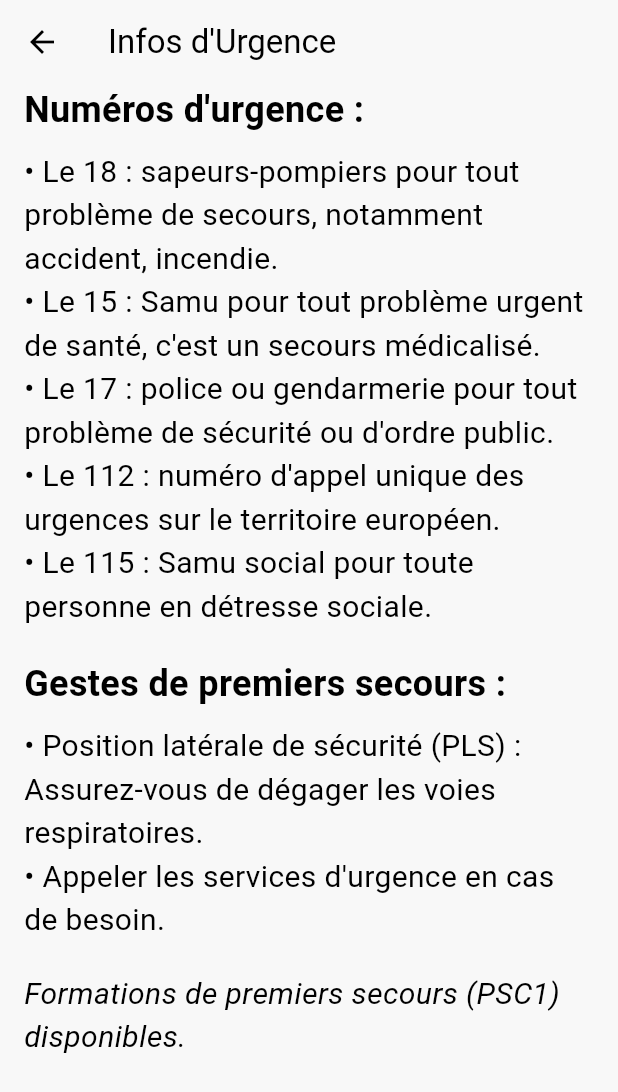
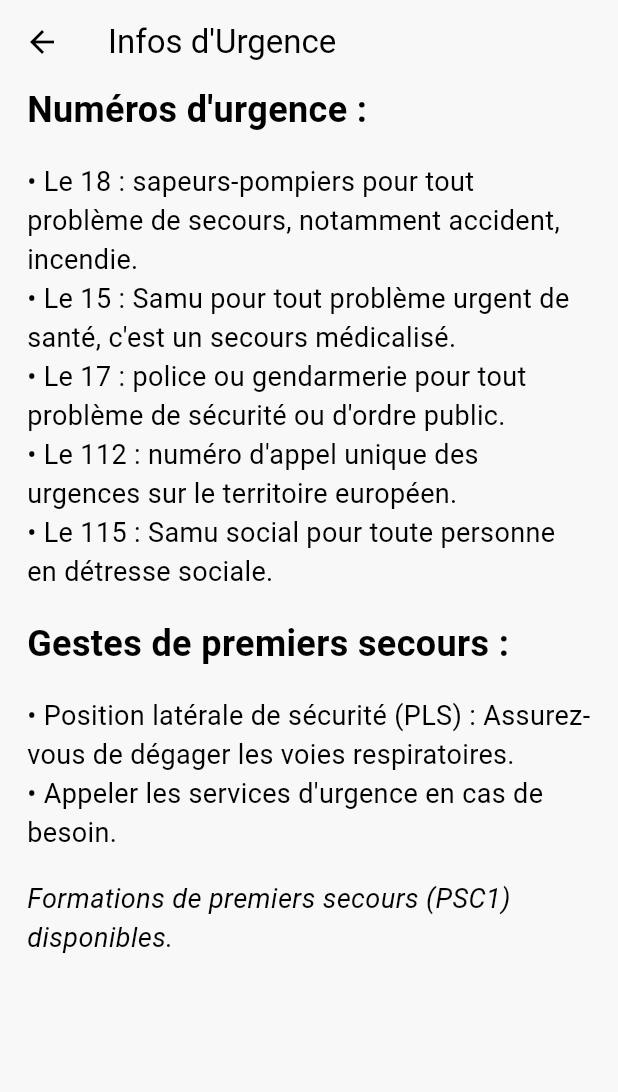
Before and after one commit to Bowo73/Workshop_E1I1_EPSI, a Flutter app: the screen it shows after launch, after a tap on the "info outline" icon, on a phone screen of 412 x 824 dp. Shown: the top 1092 px of the screen. Run offline on Flutter 3.47's test engine with Material 3 defaults, Android fonts, the phone set to English and light mode, and no system bars; our stand-ins replace table_calendar.

Commit message:
add calendar

```diff
--- a/meditrack/lib/main.dart
+++ b/meditrack/lib/main.dart
@@ -1,3 +1,4 @@
+// ... autres imports
 import 'package:flutter/material.dart';
 import 'package:meditrack/modules/home/view.dart';
 
@@ -11,29 +12,24 @@ class MainApp extends StatelessWidget {
   @override
   Widget build(BuildContext context) {
     return MaterialApp(
-      title: 'MediTrack', // Titre de l'application
+      title: 'MediTrack',
+      debugShowCheckedModeBanner: false,
       theme: ThemeData(
-        scaffoldBackgroundColor:
-            const Color.fromRGBO(248, 248, 248, 1), // Couleur de fond
+        scaffoldBackgroundColor: const Color.fromRGBO(248, 248, 248, 1),
         primarySwatch: Colors.blue,
         colorScheme: ColorScheme.fromSwatch(primarySwatch: Colors.blue),
         // Personnalisation des TextFields
         inputDecorationTheme: const InputDecorationTheme(
           enabledBorder: UnderlineInputBorder(
-            borderSide: BorderSide(
-                color: Colors
-                    .blue), // Couleur de la ligne lorsque le TextField est activés
+            borderSide: BorderSide(color: Colors.blue),
           ),
           focusedBorder: UnderlineInputBorder(
-            borderSide: BorderSide(
-                color: Colors.blue,
-                width:
-                    2.0), // Couleur de la ligne lorsque le TextField est focalisé
+            borderSide: BorderSide(color: Colors.blue, width: 2.0),
           ),
         ),
         appBarTheme: const AppBarTheme(
-          backgroundColor: Colors.transparent, // Rendre l'AppBar transparente
-          elevation: 0, // Enlever l'ombre
+          backgroundColor: Colors.transparent,
+          elevation: 0,
         ),
       ),
       home: const HomeView(),
--- a/meditrack/lib/modules/emergency/view.dart
+++ b/meditrack/lib/modules/emergency/view.dart
@@ -12,7 +12,7 @@ class EmergencyInfoView extends StatelessWidget {
       ),
       body: const Padding(
         padding: EdgeInsets.only(
-            left: 16, right: 16, bottom: 16), // Espacement autour du contenu
+            left: 18, right: 18, bottom: 18), // Espacement autour du contenu
         child: SingleChildScrollView(
           child: Column(
             crossAxisAlignment: CrossAxisAlignment.start,
@@ -23,50 +23,50 @@ class EmergencyInfoView extends StatelessWidget {
                     fontSize: 24,
                     fontWeight: FontWeight.bold), // Taille de police augmentée
               ),
-              SizedBox(height: 10),
+              SizedBox(height: 18),
               Text(
                 '• Le 18 : sapeurs-pompiers pour tout problème de secours, notamment accident, incendie.',
                 style: TextStyle(
                     fontSize:
-                        20), // Taille de police pour les éléments de liste
+                        18), // Taille de police pour les éléments de liste
               ),
               Text(
                 '• Le 15 : Samu pour tout problème urgent de santé, c\'est un secours médicalisé.',
-                style: TextStyle(fontSize: 20),
+                style: TextStyle(fontSize: 18),
               ),
               Text(
                 '• Le 17 : police ou gendarmerie pour tout problème de sécurité ou d\'ordre public.',
-                style: TextStyle(fontSize: 20),
+                style: TextStyle(fontSize: 18),
               ),
               Text(
                 '• Le 112 : numéro d\'appel unique des urgences sur le territoire européen.',
-                style: TextStyle(fontSize: 20),
+                style: TextStyle(fontSize: 18),
               ),
               Text(
                 '• Le 115 : Samu social pour toute personne en détresse sociale.',
-                style: TextStyle(fontSize: 20),
+                style: TextStyle(fontSize: 18),
               ),
-              SizedBox(height: 20),
+              SizedBox(height: 18),
               Text(
                 'Gestes de premiers secours :',
                 style: TextStyle(
                     fontSize: 24,
                     fontWeight: FontWeight.bold), // Taille de police augmentée
               ),
-              SizedBox(height: 10),
+              SizedBox(height: 18),
               Text(
                 '• Position latérale de sécurité (PLS) : Assurez-vous de dégager les voies respiratoires.',
-                style: TextStyle(fontSize: 20),
+                style: TextStyle(fontSize: 18),
               ),
               Text(
                 '• Appeler les services d\'urgence en cas de besoin.',
-                style: TextStyle(fontSize: 20),
+                style: TextStyle(fontSize: 18),
               ),
-              SizedBox(height: 20),
+              SizedBox(height: 18),
               Text(
                 'Formations de premiers secours (PSC1) disponibles.',
                 style: TextStyle(
-                    fontSize: 20,
+                    fontSize: 18,
                     fontStyle: FontStyle
                         .italic), // Taille de police pour le texte en italique
               ),
--- a/meditrack/lib/modules/home/view.dart
+++ b/meditrack/lib/modules/home/view.dart
@@ -1,4 +1,5 @@
 import 'package:flutter/material.dart';
+import 'package:meditrack/modules/calendar/view.dart';
 import 'package:meditrack/modules/emergency/view.dart';
 import 'package:meditrack/modules/medic/viewAddMedic.dart'; // Importation de la vue pour ajouter un médicament
 import 'package:meditrack/modules/medic/viewDetails.dart'; // Importation de la vue pour afficher les détails d'un médicament
@@ -31,6 +32,18 @@ class _HomeViewState extends State<HomeView> {
                 MaterialPageRoute(
                   builder: (context) =>
                       const EmergencyInfoView(), // Navigation vers la vue d'informations
+                ),
+              );
+            },
+          ),
+          IconButton(
+            icon: const Icon(Icons.calendar_today), // Icône de calendrier
+            onPressed: () {
+              Navigator.push(
+                context,
+                MaterialPageRoute(
+                  builder: (context) =>
+                      CalendarView(), // Navigation vers la vue calendrier
                 ),
               );
             },
--- a/meditrack/lib/modules/medic/viewAddMedic.dart
+++ b/meditrack/lib/modules/medic/viewAddMedic.dart
@@ -81,6 +81,8 @@ class _AddMedicViewState extends State<AddMedicView> {
               // Dropdown pour le type de rappel
               DropdownButtonFormField<MedicReminderType>(
                 value: _selectedType,
+                dropdownColor: Colors
+                    .white, // Définir la couleur de fond du menu déroulant
                 items: MedicReminderType.values.map((type) {
                   return DropdownMenuItem(
                     value: type,
@@ -145,6 +147,7 @@ class _AddMedicViewState extends State<AddMedicView> {
                   children: List<Widget>.generate(7, (index) {
                     final isSelected = _selectedDaysOfWeek.contains(index + 1);
                     return ChoiceChip(
+                      backgroundColor: Colors.white,
                       label: Text(_daysOfWeek[index]),
                       selected: isSelected,
                       onSelected: (selected) {
--- a/meditrack/lib/src/data/medics.dart
+++ b/meditrack/lib/src/data/medics.dart
@@ -1,7 +1,6 @@
 import 'package:flutter/material.dart';
 import 'package:meditrack/src/models/medic.dart';
 
-// Exemple de liste de médicaments
 List<Medic> medicList = [
   Medic(
     name: 'Paracétamol',
--- a/meditrack/pubspec.yaml
+++ b/meditrack/pubspec.yaml
@@ -1,19 +1,19 @@
 name: meditrack
 description: "A new Flutter project."
-publish_to: 'none'
+publish_to: "none"
 version: 0.1.0
 
 environment:
-  sdk: '>=3.4.0 <4.0.0'
+  sdk: ">=3.4.0 <4.0.0"
 
 dependencies:
   flutter:
     sdk: flutter
+  table_calendar: ^3.1.2
 
 dev_dependencies:
   flutter_test:
     sdk: flutter
   flutter_lints: ^3.0.0
-
 flutter:
   uses-material-design: true
```
Also changed, not shown: meditrack/lib/modules/calendar/view.dart (added, +113 -0 lines), meditrack/pubspec.lock.
